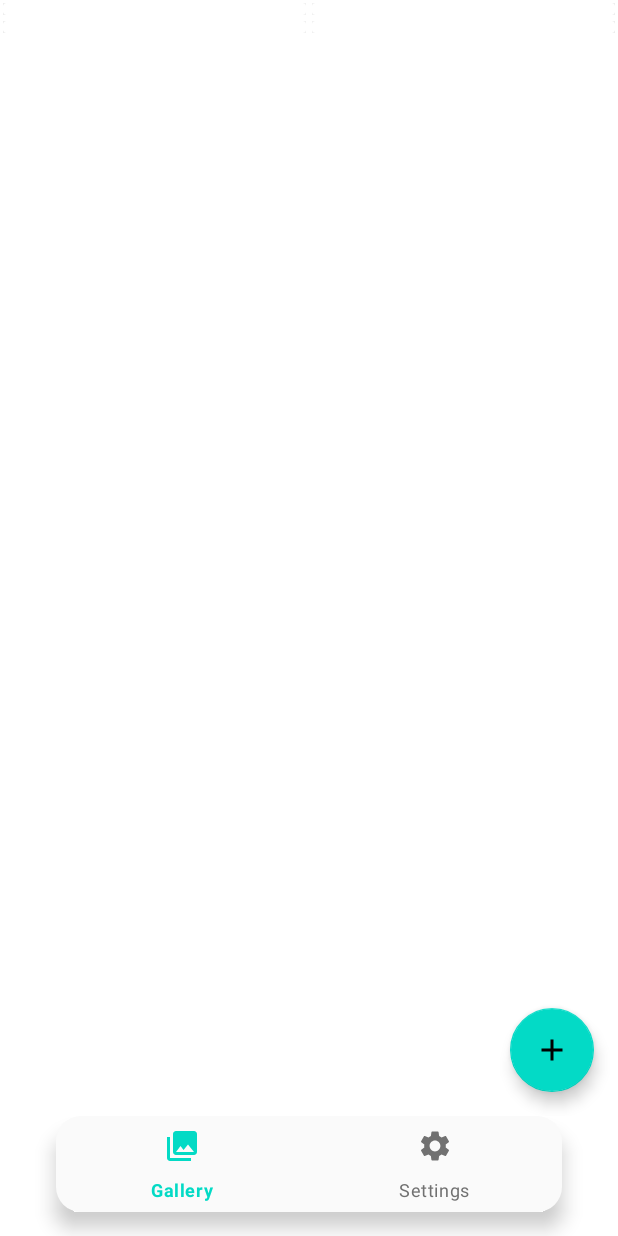
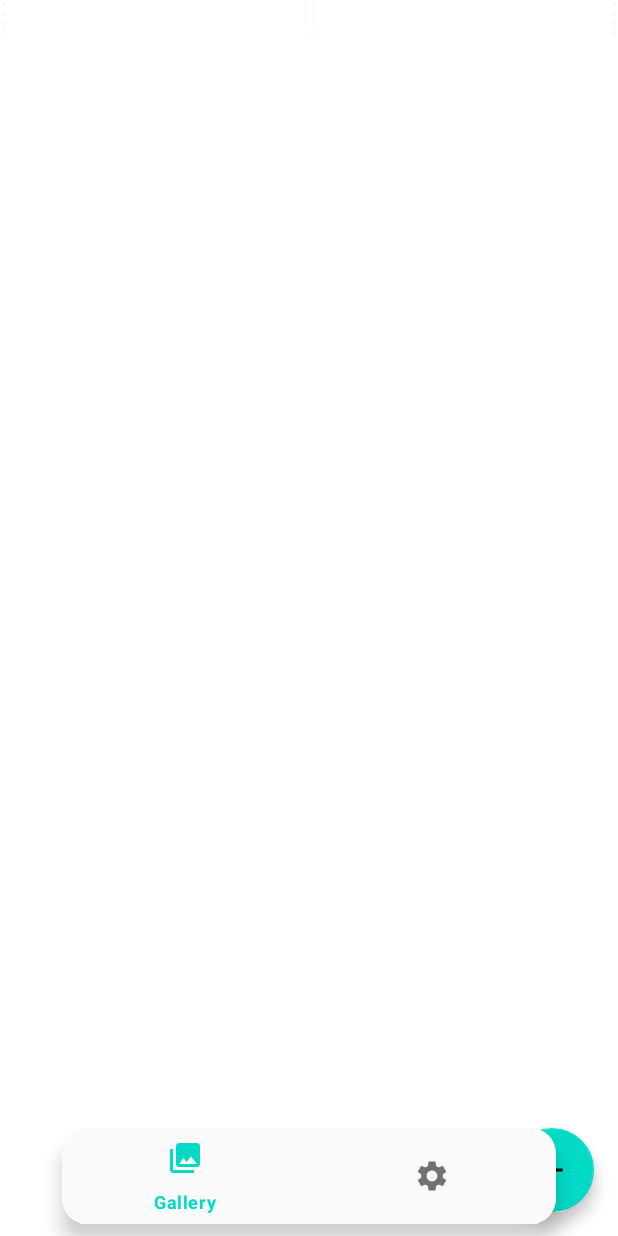
Before and after one commit to RaymondSalim/RedditDownloader-Kotlin, an Android app: the MainActivity screen opened directly, with no data from a screen before it, on a phone screen of 412 x 824 dp. Run offline under Robolectric (Android 15) with nearby library versions, the phone set to English and light mode, and no system bars; our stand-ins replace Room's generated code, androidx.preference; libraries missing offline, so code that uses them is left out: com.facebook.common, com.facebook.drawee, com.facebook.imagepipeline; plain views replace SimpleDraweeView; 6 statements that could not run were skipped.

Commit message:
- Updated to fix scaling of Bottom Nav Bar

```diff
--- a/app/src/main/res/layout/activity_main.xml
+++ b/app/src/main/res/layout/activity_main.xml
@@ -14,22 +14,39 @@
         app:layout_constraintTop_toTopOf="parent"
         app:layout_constraintStart_toStartOf="parent"
         app:layout_constraintEnd_toEndOf="parent"
-        app:layout_constraintBottom_toTopOf="@id/bottom_nav"
+        app:layout_constraintBottom_toBottomOf="parent"
+    />
+
+    <androidx.constraintlayout.widget.Guideline
+            android:layout_height="wrap_content"
+            android:layout_width="wrap_content"
+            android:id="@+id/left_guideline"
+            app:layout_constraintGuide_percent=".10"
+            android:orientation="vertical"
+    />
+
+    <androidx.constraintlayout.widget.Guideline
+        android:layout_height="wrap_content"
+        android:layout_width="wrap_content"
+        android:id="@+id/right_guideline"
+        app:layout_constraintGuide_percent=".90"
+        android:orientation="vertical"
     />
 
     <com.google.android.material.bottomnavigation.BottomNavigationView
             android:id="@+id/bottom_nav"
             android:background="@color/appBarColor"
-        android:layout_width="wrap_content"
+            android:layout_width="0dp"
             android:layout_height="wrap_content"
             android:minHeight="64dp"
-        android:layout_marginBottom="16dp"
+            android:layout_marginBottom="@dimen/bottmNavBarMargin"
+            app:labelVisibilityMode="selected"
             app:itemIconSize="24dp"
             app:itemIconTint="@drawable/bottom_nav_color"
             app:itemTextColor="@drawable/bottom_nav_color"
             app:layout_constraintBottom_toBottomOf="parent"
-        app:layout_constraintStart_toStartOf="parent"
-        app:layout_constraintEnd_toEndOf="parent"
+            app:layout_constraintStart_toStartOf="@id/left_guideline"
+            app:layout_constraintEnd_toEndOf="@id/right_guideline"
             app:menu="@menu/bottom_nav_view"
     />
 
```
Lines whose indentation alone changed are shown as unchanged.
